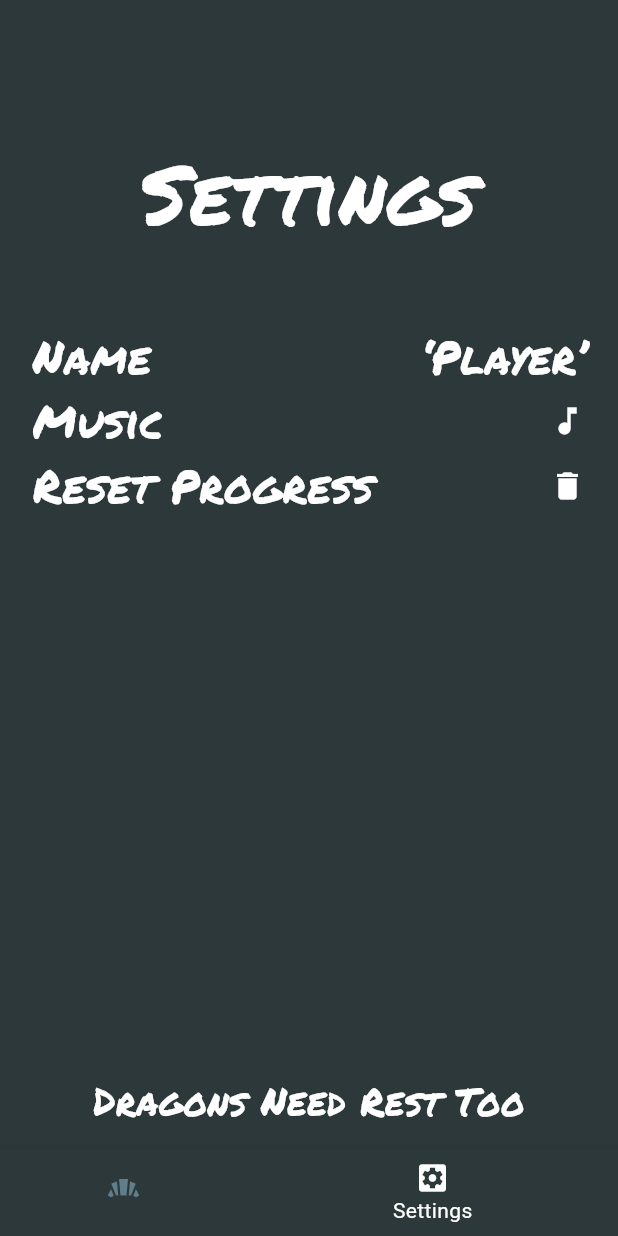
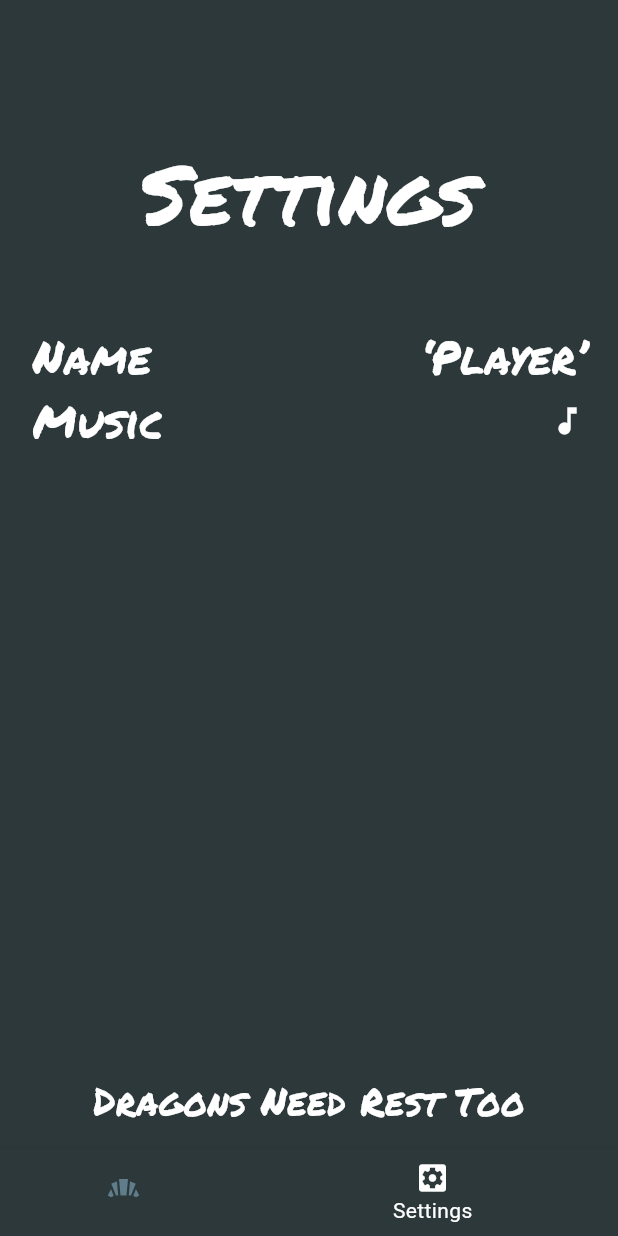
Before and after one commit to valerianaGit/3ThingsGame, a Flutter app: the screen it shows after launch, item 2 of the bottom bar chosen, on a phone screen of 412 x 824 dp. Run offline on Flutter 3.47's test engine with Material 3 defaults, Android fonts, the phone set to English and light mode, and no system bars; our stand-ins replace audioplayers, drift, firebase_core, go_router, google_mobile_ads, in_app_purchase and 1 more; missing offline and left inert: games_services; accounts and stored records are empty; generated files the repository leaves out were written again.

Commit message:
destroyed reset payer progress button in settings screen

```diff
--- a/samples/game_template/lib/screens/settings_screen.dart
+++ b/samples/game_template/lib/screens/settings_screen.dart
@@ -90,19 +90,6 @@ class SettingsScreen extends StatelessWidget {
                 onSelected: callback,
               );
             },),
-            _SettingsLine(
-              AppLocalizations.of(context)!.resetProgress,
-              const Icon(Icons.delete, color:Colors.white,),
-              onSelected: () {
-                context.read<PlayerProgress>().reset();
-
-                final messenger = ScaffoldMessenger.of(context);
-                messenger.showSnackBar(
-                  SnackBar(
-                      content: Text(AppLocalizations.of(context)!.playerProgressReset)),
-                );
-              },
-            ),
             _gap,
           ],
         ),
```
